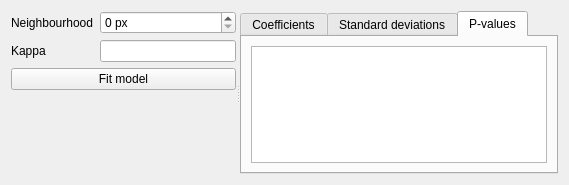
Old version of the form ui/logisticregressionwidgetbase.ui in the repository nextgis/qgis_molusce.
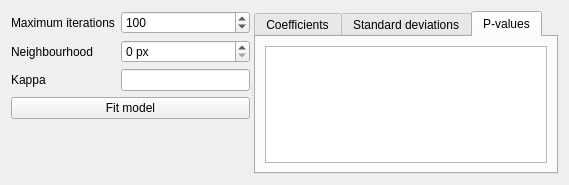
New version of the form. Custom widgets are drawn as their Qt base class.

Commit message: Add maximum iteration spinbox to LR widget

```diff
--- a/ui/logisticregressionwidgetbase.ui
+++ b/ui/logisticregressionwidgetbase.ui
@@ -21,38 +21,38 @@
      </property>
      <widget class="QWidget" name="layoutWidget">
       <layout class="QGridLayout" name="gridLayout">
-       <item row="0" column="0">
+       <item row="1" column="0">
         <widget class="QLabel" name="label">
          <property name="text">
           <string>Neighbourhood</string>
          </property>
         </widget>
        </item>
-       <item row="1" column="0">
+       <item row="2" column="0">
         <widget class="QLabel" name="label_2">
          <property name="text">
           <string>Kappa</string>
          </property>
         </widget>
        </item>
-       <item row="1" column="1">
+       <item row="2" column="1">
         <widget class="QLineEdit" name="leKappa"/>
        </item>
-       <item row="0" column="1">
+       <item row="1" column="1">
         <widget class="QSpinBox" name="spnNeighbourhood">
          <property name="suffix">
           <string> px</string>
          </property>
         </widget>
        </item>
-       <item row="2" column="0" colspan="2">
+       <item row="3" column="0" colspan="2">
         <widget class="QPushButton" name="btnFitModel">
          <property name="text">
           <string>Fit model</string>
          </property>
         </widget>
        </item>
-       <item row="3" column="0" colspan="2">
+       <item row="4" column="0" colspan="2">
         <spacer name="verticalSpacer">
          <property name="orientation">
           <enum>Qt::Vertical</enum>
@@ -65,6 +65,29 @@
          </property>
         </spacer>
        </item>
+       <item row="0" column="1">
+        <widget class="QSpinBox" name="spnMaxIterations">
+         <property name="minimum">
+          <number>1</number>
+         </property>
+         <property name="maximum">
+          <number>10000</number>
+         </property>
+         <property name="singleStep">
+          <number>10</number>
+         </property>
+         <property name="value">
+          <number>100</number>
+         </property>
+        </widget>
+       </item>
+       <item row="0" column="0">
+        <widget class="QLabel" name="label_3">
+         <property name="text">
+          <string>Maximum iterations</string>
+         </property>
+        </widget>
+       </item>
       </layout>
      </widget>
      <widget class="QTabWidget" name="tabLRResults">
```
The commit also changes 3 other files.
